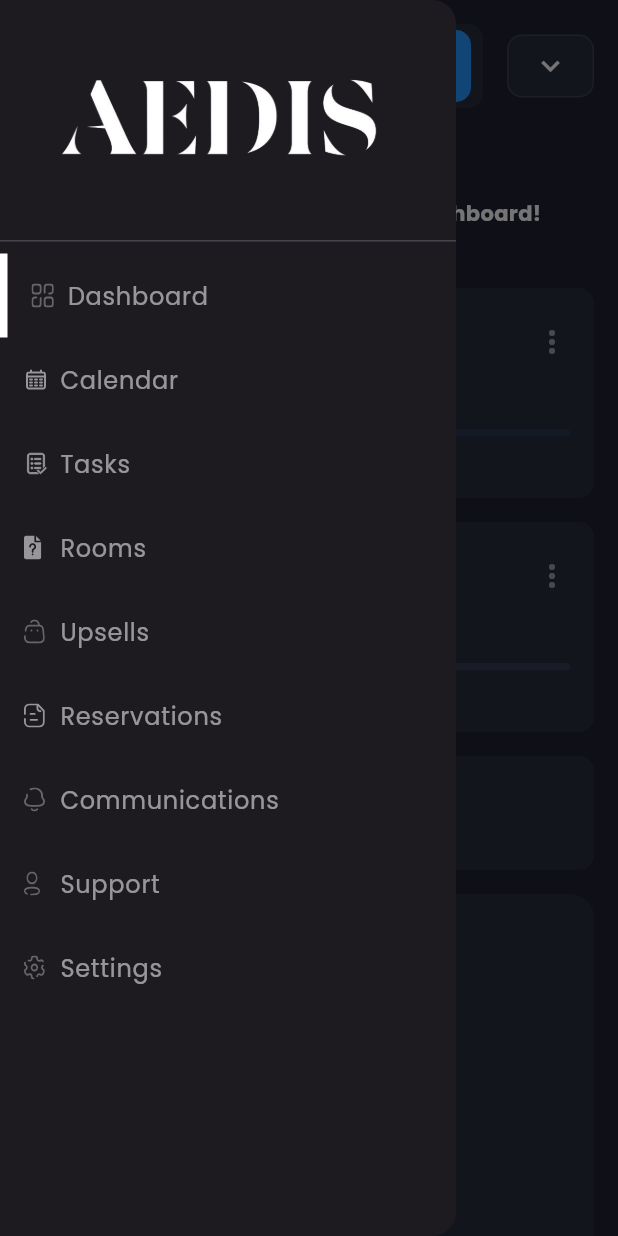
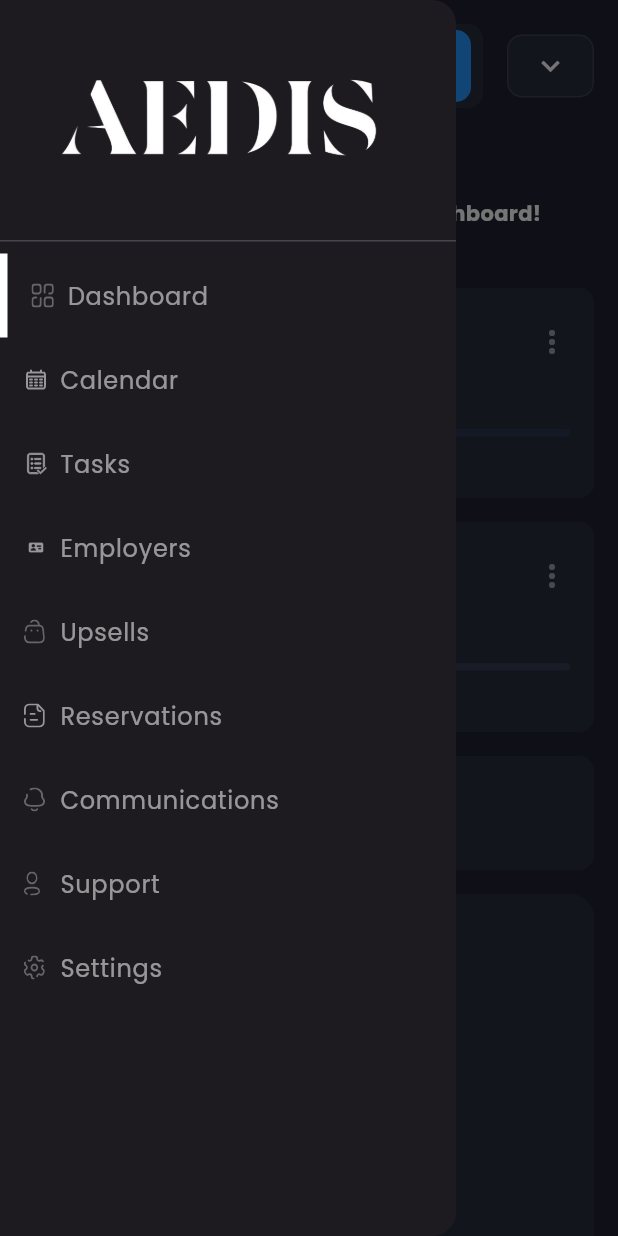
Before and after one commit to Karlo11111/AedisResponsiveAdminPanel, a Flutter app: the screen it shows once a user with an empty profile is signed in, with the side drawer open, on a phone screen of 412 x 824 dp. Run offline on Flutter 3.47's test engine with Material 3 defaults, Android fonts, the phone set to English and light mode, and no system bars; our stand-ins replace charts_flutter, cloud_firestore, firebase_auth, firebase_core, flutter_svg, google_fonts; missing offline and left inert: dart:html, gantt_chart; accounts and stored records are empty; statements that could not run were skipped.

Commit message:
employers page start and deployment
Co-Authored-By: Aschmenzy <128328179+Aschmenzy@users.noreply.github.com>

```diff
--- a/lib/main.dart
+++ b/lib/main.dart
@@ -1,8 +1,8 @@
 import 'package:admin/constants.dart';
 import 'package:admin/controllers/MenuAppController.dart';
 import 'package:admin/firebase/firebase_options.dart';
-import 'package:admin/screens/Authentication/authentiation.dart';
-import 'package:admin/screens/Authentication/components/auth_service.dart';
+import 'package:admin/screens/authentication/authentiation.dart';
+import 'package:admin/screens/authentication/components/auth_service.dart';
 import 'package:admin/screens/dashboard/components/recent_reservations.dart';
 import 'package:admin/screens/main/main_screen.dart';
 import 'package:firebase_auth/firebase_auth.dart';
--- a/lib/screens/Authentication/authentiation.dart
+++ b/lib/screens/Authentication/authentiation.dart
@@ -2,8 +2,8 @@
 
 import 'package:admin/constants.dart';
 import 'package:admin/responsive.dart';
-import 'package:admin/screens/Authentication/components/button.dart';
-import 'package:admin/screens/Authentication/components/text_controller.dart';
+import 'package:admin/screens/authentication/components/button.dart';
+import 'package:admin/screens/authentication/components/text_controller.dart';
 import 'package:admin/screens/main/main_screen.dart';
 import 'package:cloud_firestore/cloud_firestore.dart';
 import 'package:firebase_auth/firebase_auth.dart';
--- a/lib/screens/dashboard/components/header.dart
+++ b/lib/screens/dashboard/components/header.dart
@@ -6,11 +6,17 @@ import 'package:provider/provider.dart';
 
 import '../../../constants.dart';
 
-class Header extends StatelessWidget {
+class Header extends StatefulWidget {
+  final String headerName;
   const Header({
-    Key? key,
+    Key? key, required this.headerName
   }) : super(key: key);
 
+  @override
+  State<Header> createState() => _HeaderState();
+}
+
+class _HeaderState extends State<Header> {
   @override
   Widget build(BuildContext context) {
     return Container(
@@ -23,7 +29,7 @@ class Header extends StatelessWidget {
             ),
           if (!Responsive.isMobile(context))
             Text(
-              "Dashboard",
+              widget.headerName,
               style: Theme.of(context).textTheme.titleLarge,
             ),
           if (!Responsive.isMobile(context))
--- a/lib/screens/dashboard/dashboard_screen.dart
+++ b/lib/screens/dashboard/dashboard_screen.dart
@@ -20,7 +20,7 @@ class DashboardScreen extends StatelessWidget {
         padding: EdgeInsets.all(defaultPadding),
         child: Column(
           children: [
-            Header(),
+            Header(headerName: "Dashboard",),
             SizedBox(height: defaultPadding),
             Row(
               crossAxisAlignment: CrossAxisAlignment.start,
--- a/lib/screens/main/components/side_menu.dart
+++ b/lib/screens/main/components/side_menu.dart
@@ -36,8 +36,8 @@ class SideMenu extends StatelessWidget {
             selectedIndex: selectedIndex == 2,
           ),
           DrawerListTile(
-            title: "Rooms",
-            svgSrc: "assets/icons/unknown.svg",
+            title: "Employers",
+            svgSrc: "assets/icons/employee.svg",
             press: () => onItemSelected(3),
             selectedIndex: selectedIndex == 3,
           ),
--- a/lib/screens/main/main_screen.dart
+++ b/lib/screens/main/main_screen.dart
@@ -4,6 +4,7 @@ import 'package:admin/controllers/MenuAppController.dart';
 import 'package:admin/responsive.dart';
 import 'package:admin/screens/dashboard/dashboard_screen.dart';
 import 'package:admin/screens/calendar/calendar_screen.dart';
+import 'package:admin/screens/employers/employers.dart';
 import 'package:admin/screens/tasks/tasks_screen.dart';
 import 'package:flutter/material.dart';
 import 'package:provider/provider.dart';
@@ -34,6 +35,8 @@ class _MainScreenState extends State<MainScreen> {
         return CalendarScreen();
       case 2:
         return TasksScreen();
+      case 3:
+        return EmployersPage();
       default:
         return DashboardScreen();
     }
```
Also changed, not shown: lib/screens/employers/employers.dart (added, +21 -0 lines), assets/icons/employee.svg (added), firebase.json (added), 3 other files.
